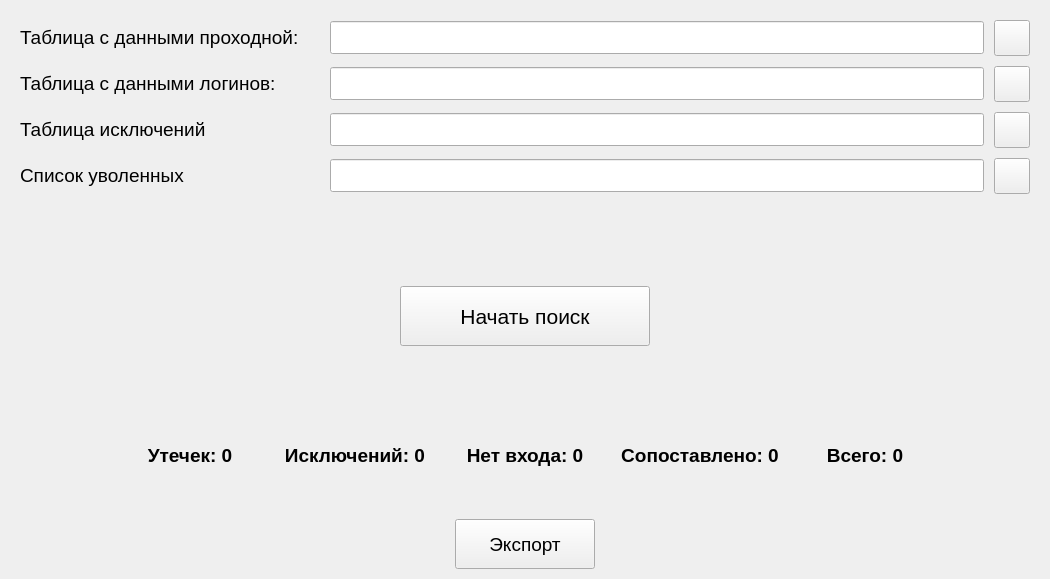
The window that assets/main.ui (trottling/LeakedPassChecker) describes before a commit, drawn with Qt 5.
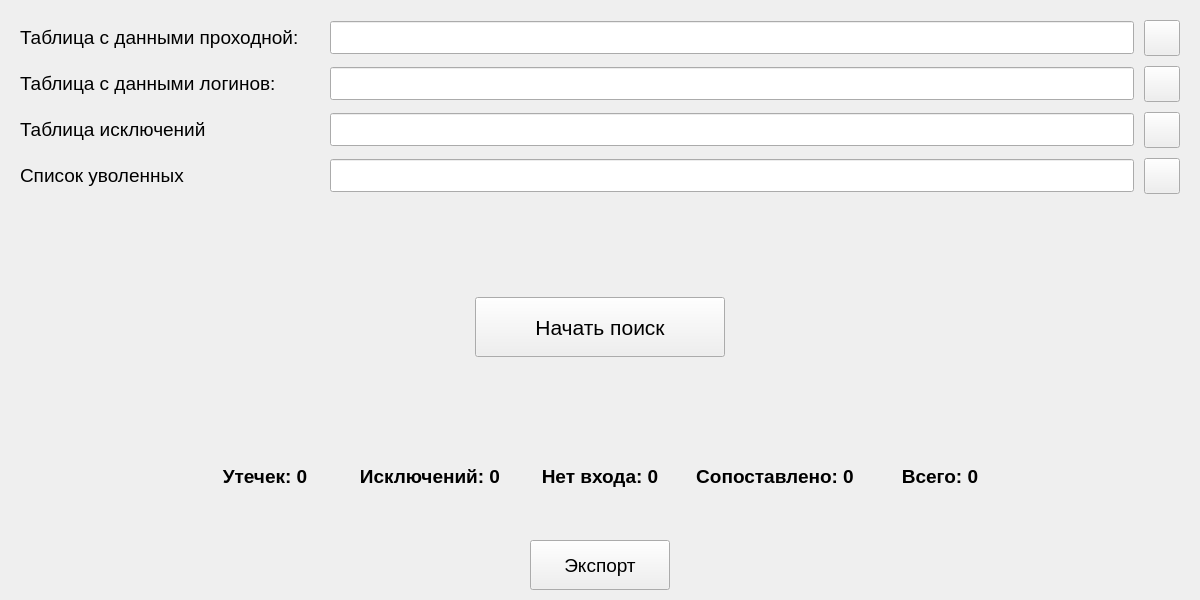
The same window after the commit.

Commit message: реворк

Patch:
```diff
--- a/assets/main.ui
+++ b/assets/main.ui
@@ -6,8 +6,8 @@
    <rect>
     <x>0</x>
     <y>0</y>
-    <width>1050</width>
-    <height>579</height>
+    <width>1200</width>
+    <height>600</height>
    </rect>
   </property>
   <property name="font">
@@ -942,7 +942,7 @@
       <item>
        <widget class="QLabel" name="label_stats_leaks">
         <property name="sizePolicy">
-         <sizepolicy hsizetype="Fixed" vsizetype="Fixed">
+         <sizepolicy hsizetype="Minimum" vsizetype="Fixed">
           <horstretch>0</horstretch>
           <verstretch>0</verstretch>
          </sizepolicy>
@@ -955,7 +955,7 @@
         </property>
         <property name="maximumSize">
          <size>
-          <width>110</width>
+          <width>9999</width>
           <height>130</height>
          </size>
         </property>
@@ -1012,7 +1012,7 @@
       <item>
        <widget class="QLabel" name="label_stats_excluded">
         <property name="sizePolicy">
-         <sizepolicy hsizetype="Fixed" vsizetype="Fixed">
+         <sizepolicy hsizetype="Minimum" vsizetype="Fixed">
           <horstretch>0</horstretch>
           <verstretch>0</verstretch>
          </sizepolicy>
@@ -1025,7 +1025,7 @@
         </property>
         <property name="maximumSize">
          <size>
-          <width>160</width>
+          <width>9999</width>
           <height>130</height>
          </size>
         </property>
@@ -1081,7 +1081,7 @@
       <item>
        <widget class="QLabel" name="label_stats_no_logins">
         <property name="sizePolicy">
-         <sizepolicy hsizetype="Fixed" vsizetype="Fixed">
+         <sizepolicy hsizetype="Minimum" vsizetype="Fixed">
           <horstretch>0</horstretch>
           <verstretch>0</verstretch>
          </sizepolicy>
@@ -1094,7 +1094,7 @@
         </property>
         <property name="maximumSize">
          <size>
-          <width>120</width>
+          <width>9999</width>
           <height>130</height>
          </size>
         </property>
@@ -1150,7 +1150,7 @@
       <item>
        <widget class="QLabel" name="label_stats_matches">
         <property name="sizePolicy">
-         <sizepolicy hsizetype="Fixed" vsizetype="Fixed">
+         <sizepolicy hsizetype="Minimum" vsizetype="Fixed">
           <horstretch>0</horstretch>
           <verstretch>0</verstretch>
          </sizepolicy>
@@ -1163,7 +1163,7 @@
         </property>
         <property name="maximumSize">
          <size>
-          <width>170</width>
+          <width>9999</width>
           <height>130</height>
          </size>
         </property>
@@ -1219,7 +1219,7 @@
       <item>
        <widget class="QLabel" name="label_stats_total">
         <property name="sizePolicy">
-         <sizepolicy hsizetype="Fixed" vsizetype="Fixed">
+         <sizepolicy hsizetype="Minimum" vsizetype="Fixed">
           <horstretch>0</horstretch>
           <verstretch>0</verstretch>
          </sizepolicy>
@@ -1232,7 +1232,7 @@
         </property>
         <property name="maximumSize">
          <size>
-          <width>100</width>
+          <width>9999</width>
           <height>130</height>
          </size>
         </property>
```
The commit also changes 1 other file.
